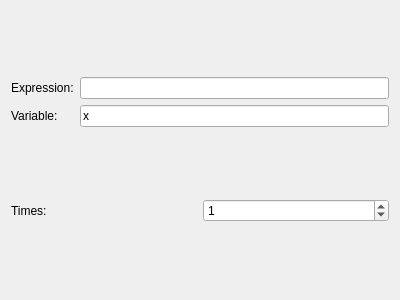
Qt form src/assistants/differentiate/differentiatedlg.ui (KDE/cantor) before a commit.
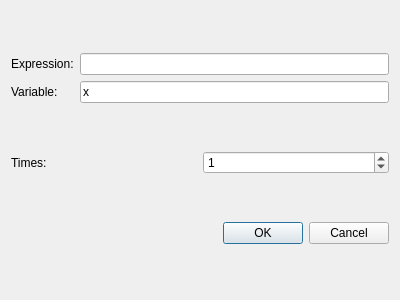
The same form after that commit. Custom widgets are drawn as their Qt base class.

Commit message: Port from KDialog to QDialog + QDialogButtonBox This work was performed during LaKademy 2015 with help of some developers. Thank you Alana! Thank you Daniela! CCMAIL: lanna.barros@gmail.com CCMAIL: daniela@colivre.coop.br REVIEW: 124008

The edit to the form file:
```diff
--- a/src/assistants/differentiate/differentiatedlg.ui
+++ b/src/assistants/differentiate/differentiatedlg.ui
@@ -57,6 +57,13 @@
      </item>
     </layout>
    </item>
+   <item>
+    <widget class="QDialogButtonBox" name="buttonBox">
+     <property name="standardButtons">
+      <set>QDialogButtonBox::Cancel|QDialogButtonBox::Ok</set>
+     </property>
+    </widget>
+   </item>
   </layout>
  </widget>
  <customwidgets>
```
The commit also changes 25 other files.
